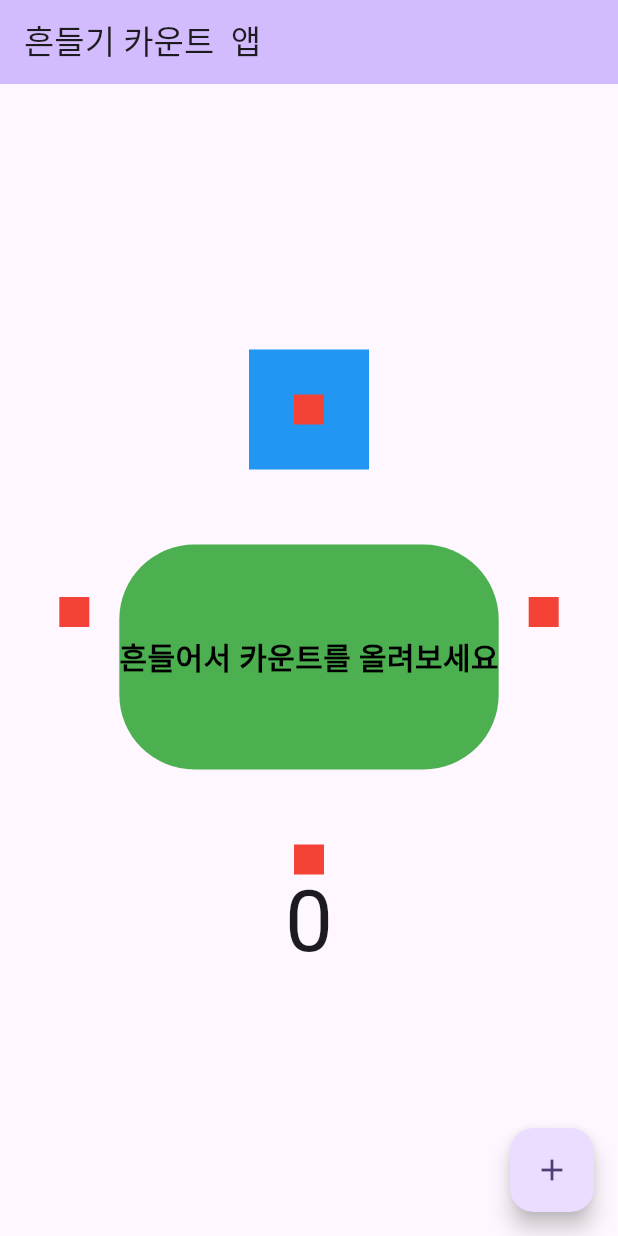
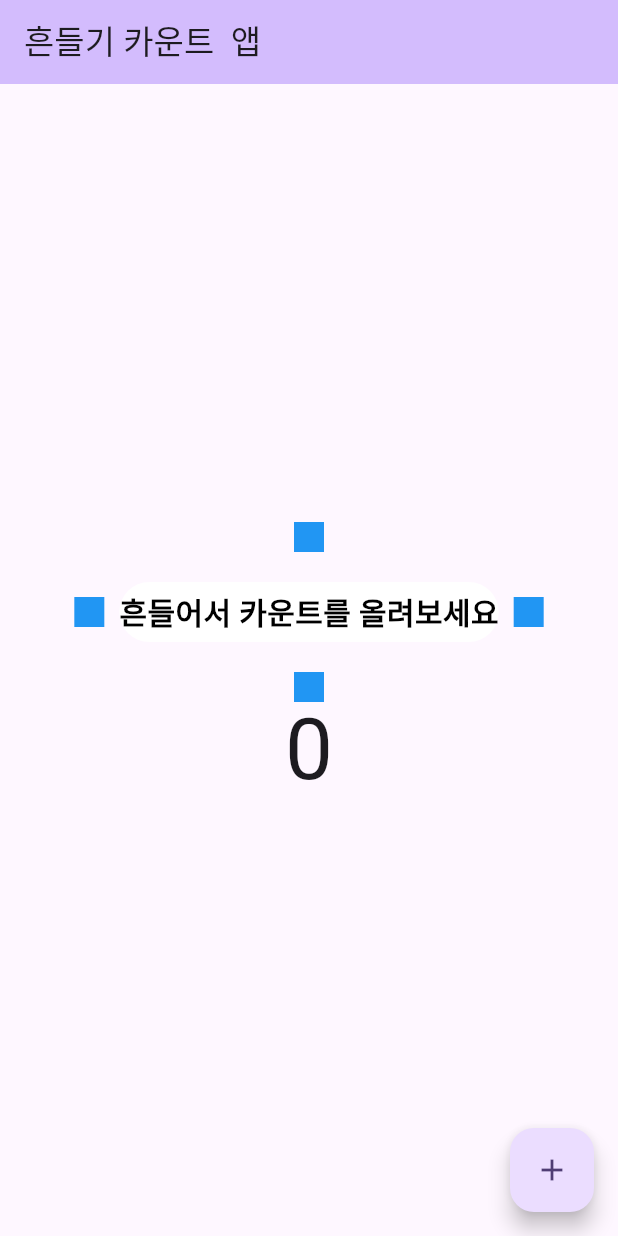
Before and after one commit to hoony00/Shake_Count_App, a Flutter app: the screen it shows after launch, on a phone screen of 412 x 824 dp. Run offline on Flutter 3.47's test engine with Material 2 defaults, Android fonts, the phone set to English and light mode, and no system bars; our stand-ins replace get, velocity_x; missing offline and left inert: shake.

Commit message:
flutter - 흔들기(만보기) 어플
흔들기(만보기) 어플

```diff
--- a/lib/my_home_page.dart
+++ b/lib/my_home_page.dart
@@ -1,5 +1,6 @@
 import 'package:flutter/material.dart';
 import 'package:flutter_shake_app/red_box.dart';
+import 'package:get/get.dart';
 import 'package:shake/shake.dart';
 import 'package:velocity_x/velocity_x.dart';
 
@@ -13,7 +14,7 @@ class MyHomePage extends StatefulWidget {
 }
 
 class _MyHomePageState extends State<MyHomePage> with WidgetsBindingObserver {
-  int _counter = 0;
+  RxInt _counter = RxInt(0);
   late ShakeDetector detector;
 
   @override
@@ -66,7 +67,7 @@ class _MyHomePageState extends State<MyHomePage> with WidgetsBindingObserver {
                 const RedBox(),
                 Column(
                   children: [
-                    const RedBox().box.padding(EdgeInsets.all(30)).color(Colors.blue).make(),
+                    const RedBox(),
                     '흔들어서 카운트를 올려보세요'
                         .text
                         .color(Colors.red)
@@ -77,10 +78,10 @@ class _MyHomePageState extends State<MyHomePage> with WidgetsBindingObserver {
                         .makeCentered()
                         .box
                         .withRounded(value: 50)
-                        .color(Colors.green)
-                        .height(150)
+                        .color(Colors.white)
+                        .height(40)
                         .make()
-                        .pSymmetric(h: 20, v: 50),
+                        .pSymmetric(h: 10, v: 20),
                     const RedBox(),
                   ],
                 ),
--- a/lib/red_box.dart
+++ b/lib/red_box.dart
@@ -7,5 +7,5 @@ class RedBox extends StatelessWidget {
   });
 
   @override
-  Widget build(BuildContext context) => Container().box.color(Colors.red).size(20, 20).make();
+  Widget build(BuildContext context) => Container().box.color(Colors.blue).size(20, 20).make();
 }
--- a/pubspec.yaml
+++ b/pubspec.yaml
@@ -32,11 +32,10 @@ dependencies:
     sdk: flutter
 
 
-  # The following adds the Cupertino Icons font to your application.
-  # Use with the CupertinoIcons class for iOS style icons.
   shake: ^2.2.0
   velocity_x: ^4.1.1
   flutter_native_splash: ^2.3.1
+  get: ^4.6.5
 
 dev_dependencies:
   flutter_test:
```
Also changed, not shown: lib/main.dart (+1 -18 lines), pubspec.lock, 35 other files.
